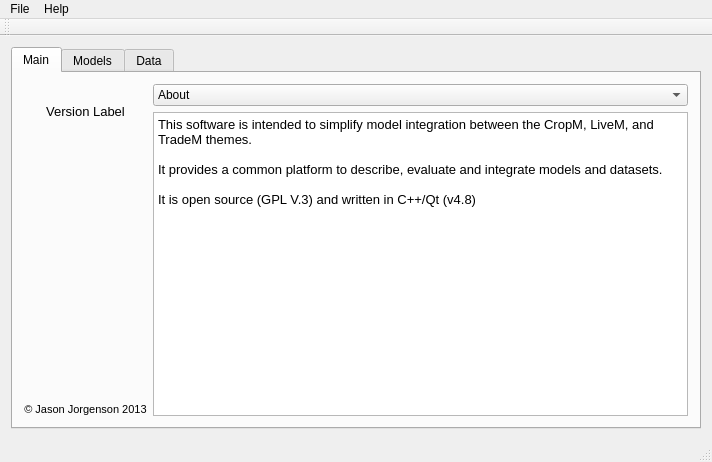
Above: src/MacsurAdapter/madmainwindowbase.ui from arkygeek/MAD before the change. Below: the same form after it.
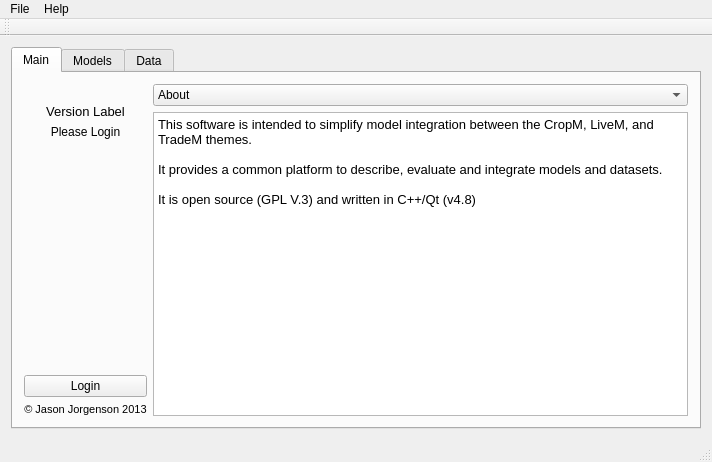
That is the form after the change. Icons and pictures are not drawn.

Commit message: adding a user login feature

Patch:
```diff
--- a/src/MacsurAdapter/madmainwindowbase.ui
+++ b/src/MacsurAdapter/madmainwindowbase.ui
@@ -112,6 +112,16 @@
             </property>
            </widget>
           </item>
+          <item>
+           <widget class="QLabel" name="lblLoginStatus">
+            <property name="text">
+             <string>Please Login</string>
+            </property>
+            <property name="alignment">
+             <set>Qt::AlignCenter</set>
+            </property>
+           </widget>
+          </item>
           <item>
            <spacer name="verticalSpacer">
             <property name="orientation">
@@ -125,6 +135,13 @@
             </property>
            </spacer>
           </item>
+          <item>
+           <widget class="QPushButton" name="pbLogin">
+            <property name="text">
+             <string>Login</string>
+            </property>
+           </widget>
+          </item>
           <item>
            <widget class="QLabel" name="label">
             <property name="font">
```
The commit also changes 6 other files.
